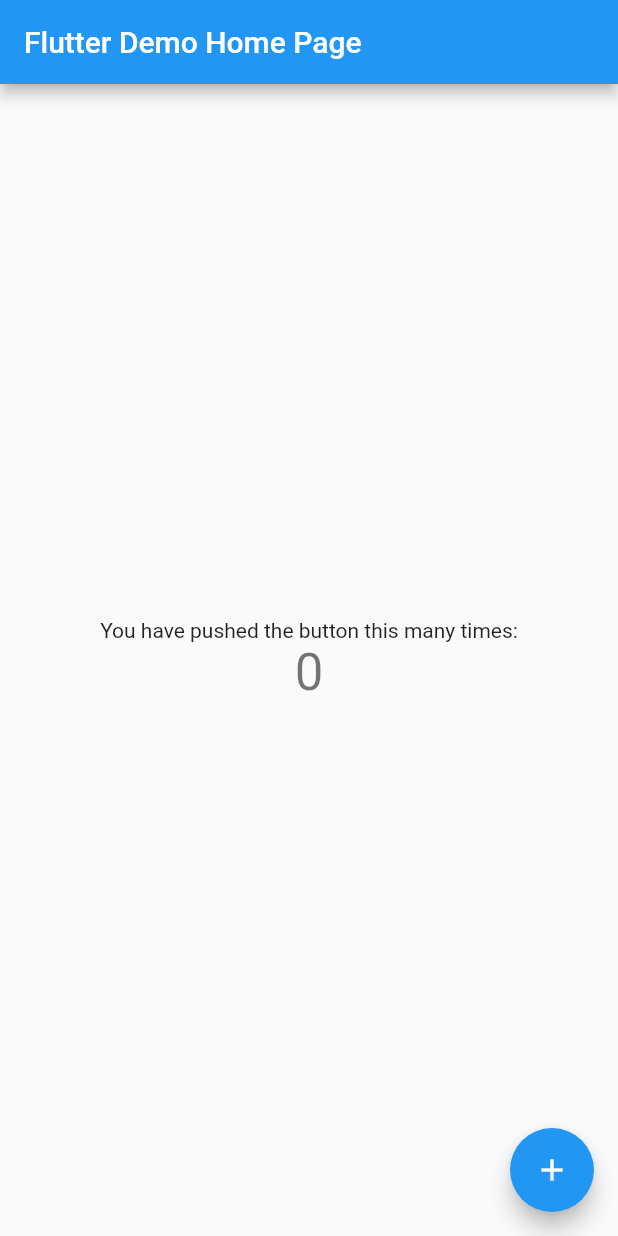
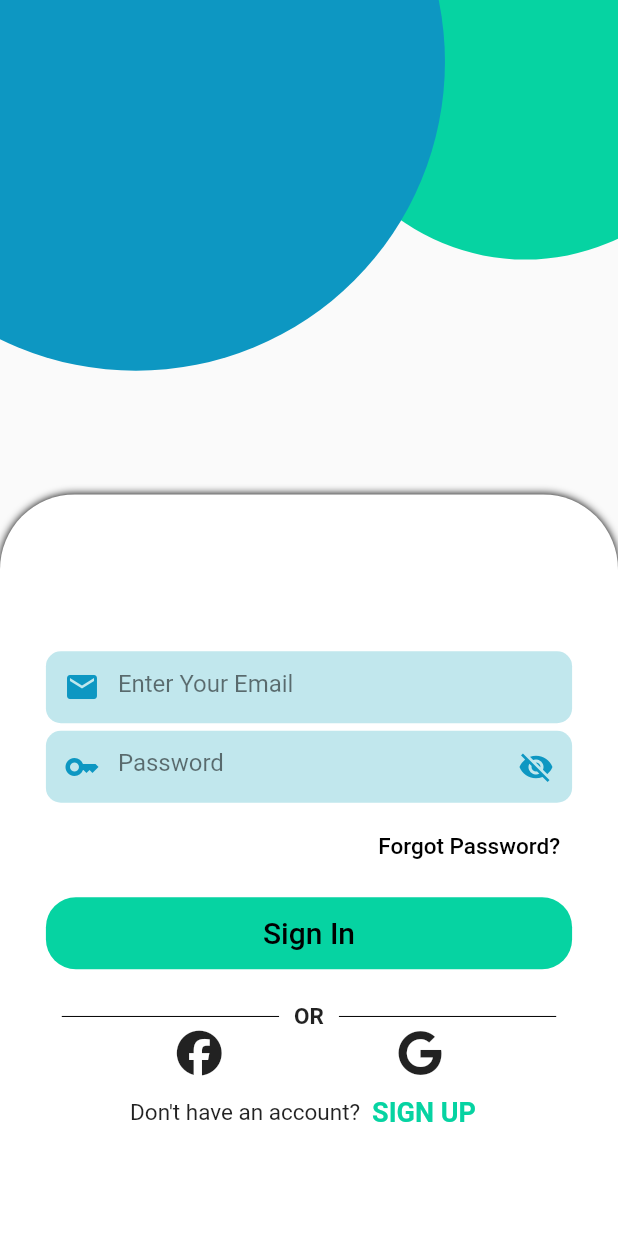
Before and after one commit to Anurag-error404/flutter-ui-speedrun, a Flutter app: the screen it shows after launch, on a phone screen of 412 x 824 dp. Run offline on Flutter 3.47's test engine with Material 2 defaults, Android fonts, the phone set to English and light mode, and no system bars; our stand-ins replace font_awesome_flutter.

Commit message:
login ui 1 finish

```diff
--- /dev/null
+++ b/login ui/login_ui1/lib/Signin Signup/SignIn_SignUp_screen.dart
@@ -0,0 +1,158 @@
+import 'package:flutter/material.dart';
+import 'package:flutter/services.dart';
+import 'package:font_awesome_flutter/font_awesome_flutter.dart';
+
+import 'components/designCircles.dart';
+import 'components/orDivider.dart';
+import 'components/signInBox.dart';
+import 'components/signUpBox.dart';
+
+class SignInSignUp extends StatefulWidget {
+  const SignInSignUp({Key? key}) : super(key: key);
+
+  @override
+  State<SignInSignUp> createState() => _SignInSignUpState();
+}
+
+class _SignInSignUpState extends State<SignInSignUp> {
+  bool isSignIn = true;
+
+  Widget socialLogin() {
+    return Row(
+      mainAxisAlignment: MainAxisAlignment.spaceEvenly,
+      children: [
+        GestureDetector(
+            onTap: () {},
+            child: const FaIcon(
+              FontAwesomeIcons.facebook,
+              size: 30,
+            )),
+        GestureDetector(
+            onTap: () {},
+            child: const FaIcon(
+              FontAwesomeIcons.google,
+              size: 30,
+            )),
+      ],
+    );
+  }
+
+  Widget signUpOption() {
+    return Row(
+      mainAxisAlignment: MainAxisAlignment.center,
+      children: [
+        const Text(
+          "Don't have an account?",
+          style: TextStyle(fontSize: 15),
+        ),
+        TextButton(
+          onPressed: () {
+            setState(() {
+              isSignIn = !isSignIn;
+            });
+          },
+          child: const Text(
+            'SIGN UP',
+            style: TextStyle(
+              fontSize: 18,
+              fontWeight: FontWeight.bold,
+              color: Color(0xff06D3A2),
+            ),
+          ),
+        ),
+      ],
+    );
+  }
+   Widget signInOption() {
+    return Row(
+      mainAxisAlignment: MainAxisAlignment.center,
+      children: [
+        const Text(
+          "Already have an account?",
+          style: TextStyle(fontSize: 15),
+        ),
+        TextButton(
+          onPressed: () {
+            setState(() {
+              isSignIn = !isSignIn;
+            });
+          },
+          child: const Text(
+            'SIGN IN',
+            style: TextStyle(
+              fontSize: 18,
+              fontWeight: FontWeight.bold,
+              color: Color(0xff06D3A2),
+            ),
+          ),
+        ),
+      ],
+    );
+  }
+
+  @override
+  void initState() {
+    SystemChrome.setEnabledSystemUIMode(SystemUiMode.manual, overlays: [SystemUiOverlay.bottom]);
+    super.initState();
+  }
+
+  @override
+  void dispose() {
+    SystemChrome.setEnabledSystemUIMode(SystemUiMode.manual,
+        overlays: [SystemUiOverlay.top, SystemUiOverlay.bottom]);
+    super.dispose();
+  }
+
+  @override
+  Widget build(BuildContext context) {
+    final double _height = MediaQuery.of(context).size.height;
+    final double _width = MediaQuery.of(context).size.width;
+
+    return Scaffold(
+      body: Stack(children: [
+        const GreenCircle(),
+        const BlueCircle(),
+        Positioned(
+          bottom: 0,
+          child: Container(
+            height: _height * 0.6,
+            width: _width,
+            decoration: const BoxDecoration(
+              color: Colors.white,
+              boxShadow: [
+                BoxShadow(blurRadius: 4, color: Colors.black),
+              ],
+              borderRadius: BorderRadius.only(
+                topLeft: Radius.circular(50),
+                topRight: Radius.circular(50),
+              ),
+            ),
+            child: Column(
+              mainAxisAlignment: MainAxisAlignment.center,
+              children: [
+                SizedBox(
+                  height: _height * 0.05,
+                ),
+                isSignIn ? const SignInBox() : const SignUpBox(),
+                SizedBox(
+                  height: _height * 0.02,
+                ),
+                const OrDivider(),
+                socialLogin(),
+                isSignIn? signUpOption() : signInOption(),
+              ],
+            ),
+          ),
+        )
+      ]),
+    );
+  }
+}
+
+// Widget SignInToggle(double width) {
+//   return Container();
+// }
+
+// Widget SignUpToggle(double width) {
+//   return Container();
+// }
--- /dev/null
+++ b/login ui/login_ui1/lib/Signin Signup/components/designCircles.dart
@@ -0,0 +1,43 @@
+import 'package:flutter/material.dart';
+
+class BlueCircle extends StatelessWidget {
+  const BlueCircle({Key? key}) : super(key: key);
+
+  @override
+  Widget build(BuildContext context) {
+    double _width = MediaQuery.of(context).size.width;
+    return Positioned(
+      left: -_width * 0.28,
+      top: -_width * 0.4,
+      child: Container(
+        width: _width,
+        height: _width,
+        decoration: BoxDecoration(
+          borderRadius: BorderRadius.circular(_width*0.5),
+          color: const Color(0xff0D97C2),
+        ),
+      ),
+    );
+  }
+}
+
+class GreenCircle extends StatelessWidget {
+  const GreenCircle({Key? key}) : super(key: key);
+
+  @override
+  Widget build(BuildContext context) {
+    double _width = MediaQuery.of(context).size.width;
+    return Positioned(
+      right: -_width * 0.2,
+      top: -_width * 0.28,
+      child: Container(
+        width: _width * 0.7,
+        height: _width * 0.7,
+        decoration: BoxDecoration(
+          borderRadius: BorderRadius.circular(_width * 0.35),
+          color: const Color(0xff06D3A2),
+        ),
+      ),
+    );
+  }
+}
--- /dev/null
+++ b/login ui/login_ui1/lib/Signin Signup/components/orDivider.dart
@@ -0,0 +1,38 @@
+import 'package:flutter/material.dart';
+
+class OrDivider extends StatelessWidget {
+  const OrDivider({Key? key}) : super(key: key);
+
+  @override
+  Widget build(BuildContext context) {
+    return SizedBox(
+      height: 20,
+      width: MediaQuery.of(context).size.width * 0.8,
+      child: Row(
+        children: [
+          buildDivider(),
+          const Padding(
+            padding: EdgeInsets.symmetric(horizontal: 10),
+            child: Text(
+              "OR",
+              style: TextStyle(
+                fontSize: 15,
+                fontWeight: FontWeight.w600,
+              ),
+            ),
+          ),
+          buildDivider(),
+        ],
+      ),
+    );
+  }
+
+  Expanded buildDivider() {
+    return const Expanded(
+      child: Divider(
+        color: Colors.black,
+        height: 1.5,
+      ),
+    );
+  }
+}
--- /dev/null
+++ b/login ui/login_ui1/lib/Signin Signup/components/signInBox.dart
@@ -0,0 +1,156 @@
+import 'package:flutter/material.dart';
+
+class SignInBox extends StatefulWidget {
+  const SignInBox({
+    Key? key,
+  }) : super(key: key);
+
+  @override
+  State<SignInBox> createState() => _SignInBoxState();
+}
+
+class _SignInBoxState extends State<SignInBox> {
+   bool _obscureText = true;
+
+  void _toggle() {
+    setState(() {
+      _obscureText = !_obscureText;
+    });
+  }
+
+  @override
+  Widget build(BuildContext context) {
+    final double _width = MediaQuery.of(context).size.width;
+    return Container(
+      padding: const EdgeInsets.symmetric(vertical: 5, horizontal: 10),
+      // height: _height * 0.4,
+      width: _width * 0.9,
+      child: Column(children: [
+        Container(
+          decoration: BoxDecoration(
+            borderRadius: BorderRadius.circular(10),
+            // color: const Color(0xffF1FDFF),
+            color: const Color.fromARGB(255, 193, 231, 237),
+          ),
+          child: TextFormField(
+            onChanged: (value) {},
+            style: const TextStyle(
+              color: Colors.white,
+            ),
+            cursorColor: Colors.red,
+            onSaved: (value) {
+              // userMail = value;
+            },
+            keyboardType: TextInputType.emailAddress,
+            validator: (value) {
+              if (value!.isEmpty) {
+                return "This field can not be empty";
+              } else {
+                return null;
+              }
+            },
+            decoration: const InputDecoration(
+              border: InputBorder.none,
+              prefixIcon: IconButton(
+                icon: Icon(
+                  Icons.mail,
+                  color: Color(0xff0D97C2),
+                ),
+                onPressed: null,
+              ),
+              hintText: 'Enter Your Email',
+              hintStyle: TextStyle(
+                color: Colors.black54,
+              ),
+            ),
+            // controller: emailTextController,
+          ),
+        ),
+        const SizedBox(
+          height: 5,
+        ),
+        Container(
+          decoration: BoxDecoration(
+            borderRadius: BorderRadius.circular(10),
+            // color: const Color(0xffF1FDFF),
+            color: const Color.fromARGB(255, 193, 231, 237),
+          ),
+          child: TextFormField(
+            onChanged: (value) {},
+            obscureText: _obscureText,
+            cursorColor: Colors.red,
+            key: const ValueKey('Password'),
+            onSaved: (value) {
+              // userMail = value;
+            },
+            keyboardType: TextInputType.emailAddress,
+            validator: (value) {
+              if (value!.length < 6) {
+                return "Password too short";
+              } else {
+                return null;
+              }
+            },
+            decoration: InputDecoration(
+              border: InputBorder.none,
+              prefixIcon: const IconButton(
+                icon: Icon(
+                  Icons.key,
+                  color: Color(0xff0D97C2),
+                ),
+                onPressed: (null),
+              ),
+              suffixIcon: IconButton(
+                icon: Icon(
+                  _obscureText ? Icons.visibility_off : Icons.visibility,
+                  color: const Color(0xff0D97C2),
+                ),
+                onPressed: () {
+                  _toggle();
+                },
+              ),
+              hintText: 'Password',
+              hintStyle: const TextStyle(
+                // color: Colors.grey,
+                color: Colors.black54,
+              ),
+            ),
+            // controller: passwordTextController,
+          ),
+        ),
+        const SizedBox(
+          height: 5,
+        ),
+        Row(
+          mainAxisAlignment: MainAxisAlignment.spaceBetween,
+          children: [
+            const Text(''),
+            TextButton(
+                onPressed: () {},
+                child: const Text(
+                  'Forgot Password?',
+                  style: TextStyle(color: Colors.black, fontSize: 15),
+                ))
+          ],
+        ),
+        const SizedBox(
+          height: 10,
+        ),
+        Container(
+          width: _width * 0.9,
+          decoration: BoxDecoration(
+            borderRadius: BorderRadius.circular(20),
+            color: const Color(0xff06D3A2),
+          ),
+          child: TextButton(
+            onPressed: () {},
+            child: const Text(
+              'Sign In',
+              style: TextStyle(color: Colors.black, fontSize: 20),
+            ),
+          ),
+        ),
+      ]),
+    );
+  }
+}
--- a/login ui/login_ui1/lib/main.dart
+++ b/login ui/login_ui1/lib/main.dart
@@ -1,4 +1,6 @@
 import 'package:flutter/material.dart';
+
+import 'Signin Signup/SignIn_SignUp_screen.dart';
 
 void main() {
   runApp(const MyApp());
@@ -7,109 +9,14 @@ void main() {
 class MyApp extends StatelessWidget {
   const MyApp({Key? key}) : super(key: key);
 
-  // This widget is the root of your application.
   @override
   Widget build(BuildContext context) {
     return MaterialApp(
-      title: 'Flutter Demo',
+      title: 'Login UI',
       theme: ThemeData(
-        // This is the theme of your application.
-        //
-        // Try running your application with "flutter run". You'll see the
-        // application has a blue toolbar. Then, without quitting the app, try
-        // changing the primarySwatch below to Colors.green and then invoke
-        // "hot reload" (press "r" in the console where you ran "flutter run",
-        // or simply save your changes to "hot reload" in a Flutter IDE).
-        // Notice that the counter didn't reset back to zero; the application
-        // is not restarted.
         primarySwatch: Colors.blue,
       ),
-      home: const MyHomePage(title: 'Flutter Demo Home Page'),
+      home: const SignInSignUp(),
     );
   }
 }
-
-class MyHomePage extends StatefulWidget {
-  const MyHomePage({Key? key, required this.title}) : super(key: key);
-
-  // This widget is the home page of your application. It is stateful, meaning
-  // that it has a State object (defined below) that contains fields that affect
-  // how it looks.
-
-  // This class is the configuration for the state. It holds the values (in this
-  // case the title) provided by the parent (in this case the App widget) and
-  // used by the build method of the State. Fields in a Widget subclass are
-  // always marked "final".
-
-  final String title;
-
-  @override
-  State<MyHomePage> createState() => _MyHomePageState();
-}
-
-class _MyHomePageState extends State<MyHomePage> {
-  int _counter = 0;
-
-  void _incrementCounter() {
-    setState(() {
-      // This call to setState tells the Flutter framework that something has
-      // changed in this State, which causes it to rerun the build method below
-      // so that the display can reflect the updated values. If we changed
-      // _counter without calling setState(), then the build method would not be
-      // called again, and so nothing would appear to happen.
-      _counter++;
-    });
-  }
-
-  @override
-  Widget build(BuildContext context) {
-    // This method is rerun every time setState is called, for instance as done
-    // by the _incrementCounter method above.
-    //
-    // The Flutter framework has been optimized to make rerunning build methods
-    // fast, so that you can just rebuild anything that needs updating rather
-    // than having to individually change instances of widgets.
-    return Scaffold(
-      appBar: AppBar(
-        // Here we take the value from the MyHomePage object that was created by
-        // the App.build method, and use it to set our appbar title.
-        title: Text(widget.title),
-      ),
-      body: Center(
-        // Center is a layout widget. It takes a single child and positions it
-        // in the middle of the parent.
-        child: Column(
-          // Column is also a layout widget. It takes a list of children and
-          // arranges them vertically. By default, it sizes itself to fit its
-          // children horizontally, and tries to be as tall as its parent.
-          //
-          // Invoke "debug painting" (press "p" in the console, choose the
-          // "Toggle Debug Paint" action from the Flutter Inspector in Android
-          // Studio, or the "Toggle Debug Paint" command in Visual Studio Code)
-          // to see the wireframe for each widget.
-          //
-          // Column has various properties to control how it sizes itself and
-          // how it positions its children. Here we use mainAxisAlignment to
-          // center the children vertically; the main axis here is the vertical
-          // axis because Columns are vertical (the cross axis would be
-          // horizontal).
-          mainAxisAlignment: MainAxisAlignment.center,
-          children: <Widget>[
-            const Text(
-              'You have pushed the button this many times:',
-            ),
-            Text(
-              '$_counter',
-              style: Theme.of(context).textTheme.headline4,
-            ),
-          ],
-        ),
-      ),
-      floatingActionButton: FloatingActionButton(
-        onPressed: _incrementCounter,
-        tooltip: 'Increment',
-        child: const Icon(Icons.add),
-      ), // This trailing comma makes auto-formatting nicer for build methods.
-    );
-  }
-}
--- a/login ui/login_ui1/pubspec.yaml
+++ b/login ui/login_ui1/pubspec.yaml
@@ -29,6 +29,8 @@ environment:
 dependencies:
   flutter:
     sdk: flutter
+  font_awesome_flutter: ^10.1.0
+
 
 
   # The following adds the Cupertino Icons font to your application.
```
Also changed, not shown: login ui/login_ui1/lib/Signin Signup/components/signUpBox.dart (added, +83 -0 lines), login ui/login_ui1/pubspec.lock, 1 other file.
